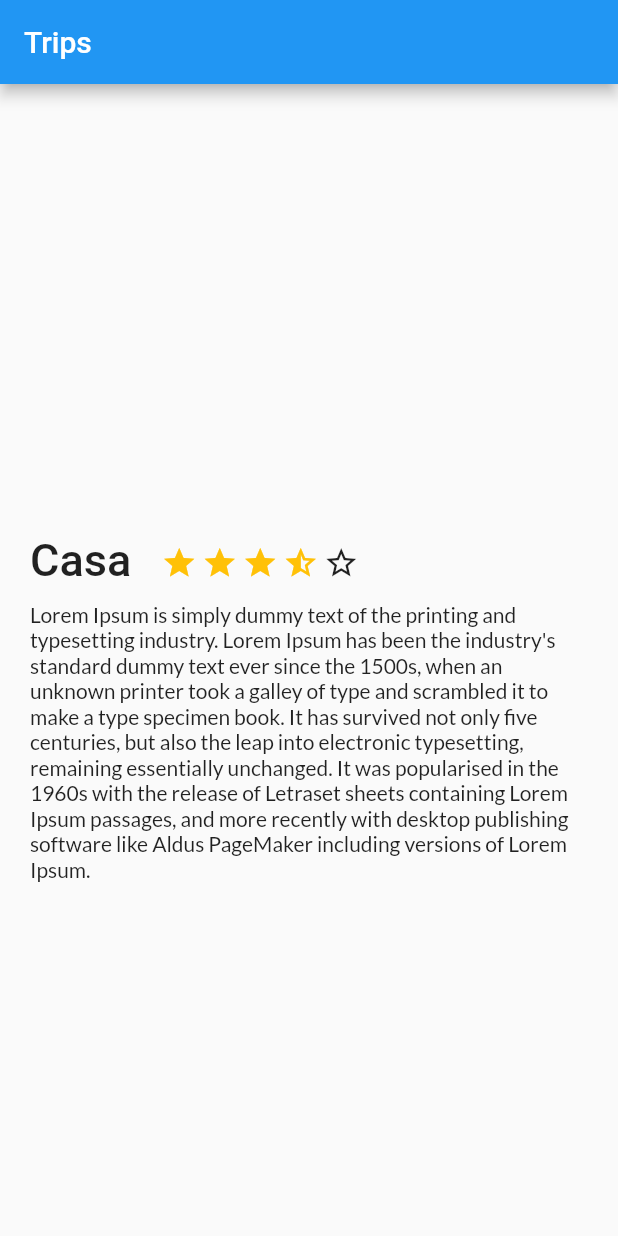
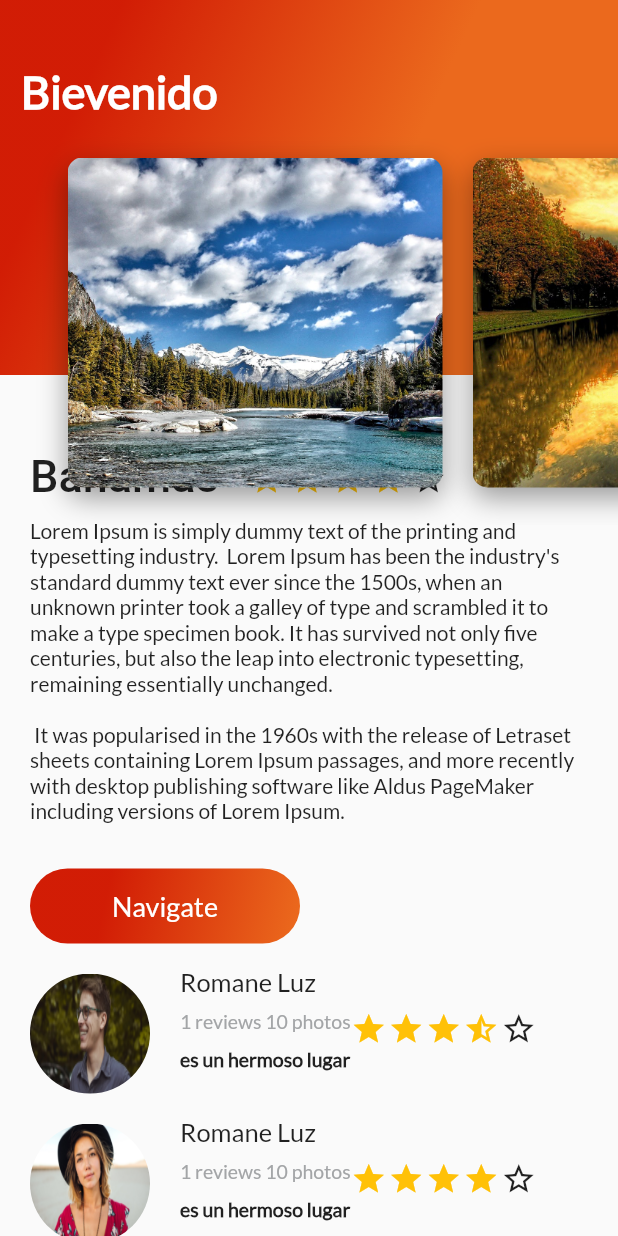
Before and after one commit to widjos/course1-flutter, a Flutter app: the screen it shows after launch, on a phone screen of 412 x 824 dp. Run offline on Flutter 3.47's test engine with Material 2 defaults, Android fonts, the phone set to English and light mode, and no system bars.

Commit message:
almost finish the app for trips

```diff
--- /dev/null
+++ b/platzi_trips_app/lib/button.dart
@@ -0,0 +1,52 @@
+import "package:flutter/material.dart";
+
+class Button extends StatelessWidget {
+
+  String buttonText = "Navigate";
+
+  Button(this.buttonText);
+
+  @override
+  Widget build(BuildContext context) {
+    return InkWell(
+
+      onTap:  () => Scaffold.of(context).showSnackBar(
+       const SnackBar(content: Text("Navegando"))
+      ),
+
+      child: Container(
+        margin: const EdgeInsets.only(
+          top: 30.0,
+          left: 20.0,
+          right: 20.0
+        ),
+        height: 50.0,
+        width: 180.0,
+        decoration: BoxDecoration(
+          borderRadius: BorderRadius.circular(30.0),
+          gradient: const LinearGradient(
+            colors:  [
+              Color.fromARGB(251, 209, 25, 1),
+              Color.fromARGB(255, 235, 105, 29)
+            ],
+            begin: FractionalOffset(0.2,0.0),
+            end: FractionalOffset(1.2,0.8),
+            stops: [0.1,0.8],
+            tileMode: TileMode.clamp
+          )
+        ),
+        child: Center(
+          child: Text(
+            buttonText,
+            style: const TextStyle(
+              fontSize: 18.0,
+              fontFamily: "Lato",
+              color: Colors.white
+            )
+          ),
+        ),
+      )
+
+    );
+  }
+}
--- /dev/null
+++ b/platzi_trips_app/lib/card_image.dart
@@ -0,0 +1,38 @@
+import 'package:flutter/material.dart';
+
+class CardImage extends StatelessWidget {
+
+  String pathImage = "assets/img/pa4.jpg";
+
+  CardImage(this.pathImage);
+
+  @override
+  Widget build(BuildContext context) {
+
+    final card = Container(
+      height: 350.0,
+      width: 250.0,
+      margin: const EdgeInsets.only(
+        top: 80.0,
+        left: 20.0
+      ),
+      decoration:  BoxDecoration(
+        image: DecorationImage(
+          fit: BoxFit.cover,
+          image: AssetImage(pathImage)
+        ),
+      borderRadius: const BorderRadius.all(Radius.circular(10.0)),
+      shape: BoxShape.rectangle,
+      boxShadow: const <BoxShadow>[
+        BoxShadow(
+          color: Colors.black38,
+          blurRadius: 15.0,
+          offset: Offset(0.0,7.0)
+        )
+      ]
+      )
+    );
+
+    return card;
+  }
+}
--- /dev/null
+++ b/platzi_trips_app/lib/card_image_list.dart
@@ -0,0 +1,24 @@
+import "package:flutter/material.dart";
+
+import 'card_image.dart';
+
+class CardImageList extends StatelessWidget {
+
+  @override
+  Widget build(BuildContext context) {
+    return Container(
+      height: 350.0,
+      child: ListView(
+        padding: const EdgeInsets.all(25.0),
+        scrollDirection: Axis.horizontal,
+        children: <Widget>[
+          CardImage("assets/img/pa4.jpg"),
+          CardImage("assets/img/pa1.jpg"),
+          CardImage("assets/img/pa2.jpg"),
+          CardImage("assets/img/pa3.jpg"),
+
+        ],
+      )
+    );
+  }
+}
--- a/platzi_trips_app/lib/description_place.dart
+++ b/platzi_trips_app/lib/description_place.dart
@@ -1,12 +1,12 @@
 import 'package:flutter/material.dart';
-import 'package:platzi_trips_app/review.dart';
+import 'package:platzi_trips_app/button.dart';
 import 'package:platzi_trips_app/star.dart';
 
 
 class DescriptionPlace extends StatelessWidget {
 
   String namePlace;
-  int stars;
+  double stars;
   String  descriptionPlace;
 
   DescriptionPlace(this.namePlace, this.stars, this.descriptionPlace);
@@ -31,43 +31,6 @@ class DescriptionPlace extends StatelessWidget {
       )
     );
 
-    final star_half =  Container(
-      margin: const EdgeInsets.only(
-        top: 303.0,
-        right: 3.0
-      ),
-
-      child: const Icon(
-        Icons.star_half,
-        color: Colors.amber
-      )
-    );
-
-    final star_border =  Container(
-      margin: const EdgeInsets.only(
-        top: 303.0,
-        right: 3.0
-      ),
-
-      child: const Icon(
-        Icons.star_border
-      )
-    );
-
-
-    final star = Container(
-      margin: const EdgeInsets.only(
-        top: 303.0,
-        right: 3.0
-      ),
-
-      child: const Icon(
-        Icons.star,
-        color: Colors.amber
-      )
-    );
-
-
     final titleStars = Row (
       children: <Widget>[
         Container(
@@ -85,14 +48,16 @@ class DescriptionPlace extends StatelessWidget {
             textAlign: TextAlign.left,
           )
         ),
-        Star(3.8)
+        Star(stars, 303.0, 3.0)
       ],
     );
 
     return Column(
+      crossAxisAlignment: CrossAxisAlignment.start,
       children: <Widget>[
         titleStars,
-        description
+        description,
+        Button("Navigate")
       ],
     );
   }
--- /dev/null
+++ b/platzi_trips_app/lib/gradient_back.dart
@@ -0,0 +1,38 @@
+import 'package:flutter/material.dart';
+
+class GradientBack extends StatelessWidget {
+
+  String tittle = "Popular";
+
+  GradientBack(this.tittle);
+
+  @override
+  Widget build(BuildContext context) {
+    return Container(
+      height: 250.0,
+      decoration: const BoxDecoration(
+        gradient: LinearGradient(
+          colors: [
+            Color.fromARGB(251, 209, 25, 1),
+            Color.fromARGB(255, 235, 105, 29)
+          ],
+        begin: FractionalOffset(0.2, 0.0),
+        end: FractionalOffset(1.0, 0.6),
+        stops: [0.0, 0.6,],
+        tileMode: TileMode.clamp
+        )
+      ),
+      child: Text(
+        tittle,
+        style: const TextStyle(
+          color: Colors.white,
+          fontSize: 30.0,
+          fontFamily: "Lato",
+          fontWeight: FontWeight.bold
+        )
+      ),
+      alignment: const Alignment(-0.9,-0.6),
+
+    );
+  }
+}
--- /dev/null
+++ b/platzi_trips_app/lib/header_appbar.dart
@@ -0,0 +1,16 @@
+import "package:flutter/material.dart";
+import "package:platzi_trips_app/gradient_back.dart";
+import "package:platzi_trips_app/card_image_list.dart";
+
+class HeaderAppBar extends StatelessWidget {
+  @override
+  Widget build(BuildContext context) {
+    return Stack(
+      children: <Widget>[
+        GradientBack("Bievenido"),
+        CardImageList()
+      ],
+
+    );
+  }
+}
--- a/platzi_trips_app/lib/main.dart
+++ b/platzi_trips_app/lib/main.dart
@@ -1,5 +1,7 @@
 import 'package:flutter/material.dart';
 import 'package:platzi_trips_app/description_place.dart';
+import 'package:platzi_trips_app/header_appbar.dart';
+import 'package:platzi_trips_app/review_list.dart';
 
 void main() {
   runApp(const MyApp());
@@ -8,7 +10,7 @@ void main() {
 class MyApp extends StatelessWidget {
   const MyApp({Key? key}) : super(key: key);
 
-  final String  descripcion = "Lorem Ipsum is simply dummy text of the printing and typesetting industry. Lorem Ipsum has been the industry's standard dummy text ever since the 1500s, when an unknown printer took a galley of type and scrambled it to make a type specimen book. It has survived not only five centuries, but also the leap into electronic typesetting, remaining essentially unchanged. It was popularised in the 1960s with the release of Letraset sheets containing Lorem Ipsum passages, and more recently with desktop publishing software like Aldus PageMaker including versions of Lorem Ipsum.";
+  final String  descripcion = "Lorem Ipsum is simply dummy text of the printing and typesetting industry.  Lorem Ipsum has been the industry's standard dummy text ever since the 1500s, when an unknown printer took a galley of type and scrambled it to make a type specimen book. It has survived not only five centuries, but also the leap into electronic typesetting, remaining essentially unchanged. \n\n It was popularised in the 1960s with the release of Letraset sheets containing Lorem Ipsum passages, and more recently with desktop publishing software like Aldus PageMaker including versions of Lorem Ipsum.";
 
   // This widget is the root of your application.
   @override
@@ -28,10 +30,17 @@ class MyApp extends StatelessWidget {
         primarySwatch: Colors.blue,
       ),
       home:  Scaffold(
-        appBar: AppBar(
-          title: const Text("Trips"),
-        ) ,
-        body: DescriptionPlace('Casa',5,descripcion),
+        body: Stack(
+          children: <Widget>[
+            ListView(
+              children: <Widget>[
+                DescriptionPlace("Bahamas", 4, descripcion),
+                ReviewList()
+              ],
+            ),
+            HeaderAppBar()
+          ],
+        )
 
       )//const MyHomePage(title: 'Flutter Demo Home Page'),
     );
--- a/platzi_trips_app/lib/review.dart
+++ b/platzi_trips_app/lib/review.dart
@@ -1,4 +1,5 @@
 import 'package:flutter/material.dart';
+import 'package:platzi_trips_app/star.dart';
 
 // ignore: must_be_immutable
 class Review extends StatelessWidget {
@@ -7,8 +8,9 @@ class Review extends StatelessWidget {
   String nameUser = "Varuna Yama";
   String detail = "1 review 5 photos";
   String comment = "There is an amazing place in Sri Lanka";
+  double numberStars = 0.0;
 
-  Review(this.pathImage, this.nameUser, this.detail, this.comment, {Key? key}) : super(key: key);
+  Review(this.pathImage, this.nameUser, this.detail, this.numberStars ,this.comment, {Key? key}) : super(key: key);
 
   @override
   Widget build(BuildContext context) {
@@ -31,7 +33,9 @@ class Review extends StatelessWidget {
       margin: const EdgeInsets.only(
         left: 20.0
       ),
-      child: Text(
+      child: Row (
+        children: <Widget>[
+          Text(
             detail,
             textAlign: TextAlign.left,
             style: const TextStyle(
@@ -39,6 +43,9 @@ class Review extends StatelessWidget {
             fontSize: 13.0,
             color: Color(0xFFa3a5a7)
             )
+           ),
+           Star(numberStars,10,1)
+        ],
       )
     );
 
--- a/platzi_trips_app/lib/review_list.dart
+++ b/platzi_trips_app/lib/review_list.dart
@@ -9,10 +9,9 @@ class ReviewList  extends StatelessWidget {
     return Column(
       crossAxisAlignment: CrossAxisAlignment.start,
       children: <Widget>[
-        Review('assets/img/persona2.jpg', 'Romane Luz', '1 reviews 10 photos', 'es un hermoso lugar'),
-        Review('assets/img/persona3.jpg', 'Rosenberg Sole', '5 reviews 3 photos', 'es un hermoso lugar'),
-        Review('assets/img/viajera.jpg', 'Anne Roust', '2 reviews 2 photos', 'es un hermoso lugar')
-
+        Review('assets/img/persona2.jpg', 'Romane Luz', '1 reviews 10 photos', 3.5 ,'es un hermoso lugar'),
+        Review('assets/img/viajera.jpg', 'Romane Luz', '1 reviews 10 photos', 4.0,'es un hermoso lugar'),
+        Review('assets/img/persona3.jpg', 'Romane Luz', '1 reviews 10 photos',1.5 ,'es un hermoso lugar')
       ],
     );
   }
--- a/platzi_trips_app/lib/star.dart
+++ b/platzi_trips_app/lib/star.dart
@@ -2,14 +2,19 @@ import 'package:flutter/material.dart';
 
 class Star extends StatelessWidget {
 
-  double numberStars = 0;
+  double numberStars = 0.0;
+  double topBorder = 0.0;
+  double rightBorder = 0.0;
+  late  Widget starHalf;
+  late Widget starBorder;
+  late Widget star;
 
-  Star(this.numberStars);
+  Star(this.numberStars , this.topBorder, this.rightBorder){
 
-  final star_half =  Container(
-      margin: const EdgeInsets.only(
-        top: 303.0,
-        right: 3.0
+      starHalf =  Container(
+      margin:  EdgeInsets.only(
+        top: topBorder,
+        right: rightBorder
       ),
 
       child: const Icon(
@@ -18,10 +23,11 @@ class Star extends StatelessWidget {
       )
     );
 
-    final star_border =  Container(
-      margin: const EdgeInsets.only(
-        top: 303.0,
-        right: 3.0
+
+    starBorder =  Container(
+      margin:  EdgeInsets.only(
+        top: topBorder,
+        right: rightBorder
       ),
 
       child: const Icon(
@@ -30,10 +36,10 @@ class Star extends StatelessWidget {
     );
 
 
-    final star = Container(
-      margin: const EdgeInsets.only(
-        top: 303.0,
-        right: 3.0
+    star = Container(
+      margin:  EdgeInsets.only(
+        top: topBorder,
+        right: rightBorder
       ),
 
       child: const Icon(
@@ -42,13 +48,16 @@ class Star extends StatelessWidget {
       )
     );
 
+
+  }
+
   Widget countStars(double number){
 
     bool halfStar = number % number.toInt() >= 0.5;
     int fullStar = number <= 5 && number >= 0 ? number.toInt() : 0;
     return Row(
       children: List.generate(5, (index) =>
-        (fullStar - index) > 0 && index < fullStar ? star : halfStar &&  number  > index  ? star_half : star_border
+        (fullStar - index) > 0 && index < fullStar ? star : halfStar &&  number  > index  ? starHalf : starBorder
       )
 
     );
--- a/platzi_trips_app/pubspec.yaml
+++ b/platzi_trips_app/pubspec.yaml
@@ -52,9 +52,8 @@ dev_dependencies:
 # The following section is specific to Flutter.
 flutter:
   assets:
-    - assets/img/viajera.jpg
-    - assets/img/persona2.jpg
-    - assets/img/persona3.jpg
+    - assets/img/
+
 
 
   # The following line ensures that the Material Icons font is
```
Also changed, not shown: platzi_trips_app/assets/img/pa1.jpg (added), platzi_trips_app/assets/img/pa2.jpg (added), platzi_trips_app/assets/img/pa3.jpg (added), platzi_trips_app/assets/img/pa4.jpg (added), 1 other file. Lines whose indentation alone changed are shown as unchanged.
